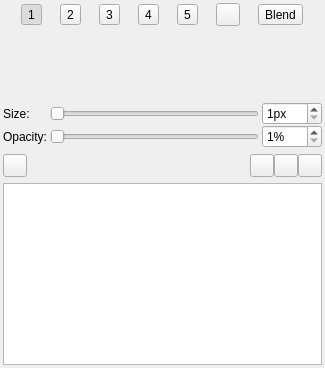
Before: the Qt Designer form src/desktop/ui/brushdock.ui in drawpile/Drawpile, drawn with Qt 5.
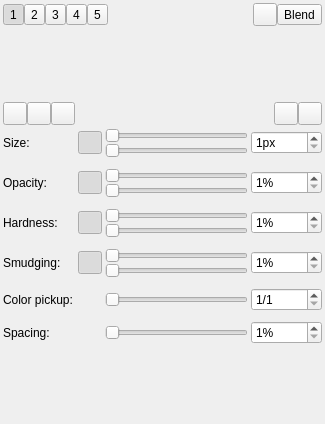
After: the same form once the commit is applied. Icons and pictures are not drawn. Custom widgets are drawn as their Qt base class.

```diff
--- a/src/desktop/ui/brushdock.ui
+++ b/src/desktop/ui/brushdock.ui
@@ -7,10 +7,13 @@
     <x>0</x>
     <y>0</y>
     <width>325</width>
-    <height>368</height>
+    <height>424</height>
    </rect>
   </property>
   <layout class="QVBoxLayout" name="verticalLayout">
+   <property name="spacing">
+    <number>3</number>
+   </property>
    <property name="leftMargin">
     <number>3</number>
    </property>
@@ -24,92 +27,126 @@
     <number>3</number>
    </property>
    <item>
-    <layout class="QHBoxLayout" name="horizontalLayout">
+    <layout class="QHBoxLayout" name="horizontalLayout_3">
      <property name="spacing">
       <number>0</number>
      </property>
      <item>
-      <widget class="GroupedToolButton" name="slot1">
-       <property name="text">
-        <string notr="true">1</string>
-       </property>
-       <property name="checkable">
-        <bool>true</bool>
-       </property>
-       <property name="checked">
-        <bool>true</bool>
-       </property>
-       <property name="autoExclusive">
-        <bool>true</bool>
-       </property>
-       <property name="groupPosition">
-        <enum>GroupedToolButton::GroupLeft</enum>
-       </property>
+      <widget class="QWidget" name="brushSlotContainer" native="true">
+       <layout class="QHBoxLayout" name="horizontalLayout">
+        <property name="spacing">
+         <number>0</number>
+        </property>
+        <property name="leftMargin">
+         <number>0</number>
+        </property>
+        <property name="topMargin">
+         <number>0</number>
+        </property>
+        <property name="rightMargin">
+         <number>0</number>
+        </property>
+        <property name="bottomMargin">
+         <number>0</number>
+        </property>
+        <item>
+         <widget class="GroupedToolButton" name="slot1">
+          <property name="text">
+           <string notr="true">1</string>
+          </property>
+          <property name="checkable">
+           <bool>true</bool>
+          </property>
+          <property name="checked">
+           <bool>true</bool>
+          </property>
+          <property name="autoExclusive">
+           <bool>true</bool>
+          </property>
+          <property name="groupPosition">
+           <enum>GroupedToolButton::GroupLeft</enum>
+          </property>
+         </widget>
+        </item>
+        <item>
+         <widget class="GroupedToolButton" name="slot2">
+          <property name="text">
+           <string notr="true">2</string>
+          </property>
+          <property name="checkable">
+           <bool>true</bool>
+          </property>
+          <property name="autoExclusive">
+           <bool>true</bool>
+          </property>
+          <property name="groupPosition">
+           <enum>GroupedToolButton::GroupCenter</enum>
+          </property>
+         </widget>
+        </item>
+        <item>
+         <widget class="GroupedToolButton" name="slot3">
+          <property name="text">
+           <string notr="true">3</string>
+          </property>
+          <property name="checkable">
+           <bool>true</bool>
+          </property>
+          <property name="autoExclusive">
+           <bool>true</bool>
+          </property>
+          <property name="groupPosition">
+           <enum>GroupedToolButton::GroupCenter</enum>
+          </property>
+         </widget>
+        </item>
+        <item>
+         <widget class="GroupedToolButton" name="slot4">
+          <property name="text">
+           <string notr="true">4</string>
+          </property>
+          <property name="checkable">
+           <bool>true</bool>
+          </property>
+          <property name="autoExclusive">
+           <bool>true</bool>
+          </property>
+          <property name="groupPosition">
+           <enum>GroupedToolButton::GroupCenter</enum>
+          </property>
+         </widget>
+        </item>
+        <item>
+         <widget class="GroupedToolButton" name="slot5">
+          <property name="text">
+           <string notr="true">5</string>
+          </property>
+          <property name="checkable">
+           <bool>true</bool>
+          </property>
+          <property name="autoExclusive">
+           <bool>true</bool>
+          </property>
+          <property name="groupPosition">
+           <enum>GroupedToolButton::GroupRight</enum>
+          </property>
+         </widget>
+        </item>
+       </layout>
       </widget>
      </item>
      <item>
-      <widget class="GroupedToolButton" name="slot2">
-       <property name="text">
-        <string notr="true">2</string>
+      <spacer name="horizontalSpacer">
+       <property name="orientation">
+        <enum>Qt::Horizontal</enum>
        </property>
-       <property name="checkable">
-        <bool>true</bool>
+       <property name="sizeHint" stdset="0">
+        <size>
+         <width>5</width>
+         <height>20</height>
+        </size>
        </property>
-       <property name="autoExclusive">
-        <bool>true</bool>
-       </property>
-       <property name="groupPosition">
-        <enum>GroupedToolButton::GroupCenter</enum>
-       </property>
-      </widget>
-     </item>
-     <item>
-      <widget class="GroupedToolButton" name="slot3">
-       <property name="text">
-        <string notr="true">3</string>
-       </property>
-       <property name="checkable">
-        <bool>true</bool>
-       </property>
-       <property name="autoExclusive">
-        <bool>true</bool>
-       </property>
-       <property name="groupPosition">
-        <enum>GroupedToolButton::GroupCenter</enum>
-       </property>
-      </widget>
-     </item>
-     <item>
-      <widget class="GroupedToolButton" name="slot4">
-       <property name="text">
-        <string notr="true">4</string>
-       </property>
-       <property name="checkable">
-        <bool>true</bool>
-       </property>
-       <property name="autoExclusive">
-        <bool>true</bool>
-       </property>
-       <property name="groupPosition">
-        <enum>GroupedToolButton::GroupCenter</enum>
-       </property>
-      </widget>
-     </item>
-     <item>
-      <widget class="GroupedToolButton" name="slot5">
-       <property name="text">
-        <string notr="true">5</string>
-       </property>
-       <property name="checkable">
-        <bool>true</bool>
-       </property>
-       <property name="autoExclusive">
-        <bool>true</bool>
-       </property>
-       <property name="groupPosition">
-        <enum>GroupedToolButton::GroupRight</enum>
-       </property>
-      </widget>
+      </spacer>
      </item>
      <item>
       <widget class="GroupedToolButton" name="erasermode">
@@ -149,7 +186,7 @@
    <item>
     <widget class="BrushPreview" name="preview">
      <property name="sizePolicy">
-      <sizepolicy hsizetype="Expanding" vsizetype="Expanding">
+      <sizepolicy hsizetype="Expanding" vsizetype="Fixed">
        <horstretch>0</horstretch>
        <verstretch>0</verstretch>
       </sizepolicy>
@@ -157,7 +194,7 @@
      <property name="minimumSize">
       <size>
        <width>0</width>
-       <height>64</height>
+       <height>70</height>
       </size>
      </property>
      <property name="maximumSize">
@@ -169,22 +206,269 @@
     </widget>
    </item>
    <item>
-    <layout class="QGridLayout" name="gridLayout">
-     <property name="horizontalSpacing">
-      <number>3</number>
-     </property>
+    <layout class="QHBoxLayout" name="horizontalLayout_5">
+     <item>
+      <widget class="QWidget" name="brushTypeContainer" native="true">
+       <layout class="QHBoxLayout" name="horizontalLayout_2">
+        <property name="spacing">
+         <number>0</number>
+        </property>
+        <property name="leftMargin">
+         <number>0</number>
+        </property>
+        <property name="topMargin">
+         <number>0</number>
+        </property>
+        <property name="rightMargin">
+         <number>0</number>
+        </property>
+        <property name="bottomMargin">
+         <number>0</number>
+        </property>
+        <item>
+         <widget class="GroupedToolButton" name="hardedgeMode">
+          <property name="toolTip">
+           <string>Hard edged brush</string>
+          </property>
+          <property name="icon">
+           <iconset theme="draw-freehand">
+            <normaloff>theme:draw-freehand.svg</normaloff>theme:draw-freehand.svg</iconset>
+          </property>
+          <property name="checkable">
+           <bool>true</bool>
+          </property>
+          <property name="autoExclusive">
+           <bool>true</bool>
+          </property>
+          <property name="groupPosition">
+           <enum>GroupedToolButton::GroupLeft</enum>
+          </property>
+         </widget>
+        </item>
+        <item>
+         <widget class="GroupedToolButton" name="softedgeMode">
+          <property name="toolTip">
+           <string>Soft brush</string>
+          </property>
+          <property name="icon">
+           <iconset theme="draw-brush">
+            <normaloff>theme:draw-brush.svg</normaloff>theme:draw-brush.svg</iconset>
+          </property>
+          <property name="checkable">
+           <bool>true</bool>
+          </property>
+          <property name="autoExclusive">
+           <bool>true</bool>
+          </property>
+          <property name="groupPosition">
+           <enum>GroupedToolButton::GroupCenter</enum>
+          </property>
+         </widget>
+        </item>
+        <item>
+         <widget class="GroupedToolButton" name="watercolorMode">
+          <property name="toolTip">
+           <string>Watercolor</string>
+          </property>
+          <property name="icon">
+           <iconset theme="draw-watercolor">
+            <normaloff>theme:draw-watercolor.svg</normaloff>theme:draw-watercolor.svg</iconset>
+          </property>
+          <property name="checkable">
+           <bool>true</bool>
+          </property>
+          <property name="autoExclusive">
+           <bool>true</bool>
+          </property>
+          <property name="groupPosition">
+           <enum>GroupedToolButton::GroupRight</enum>
+          </property>
+         </widget>
+        </item>
+       </layout>
+      </widget>
+     </item>
+     <item>
+      <widget class="QWidget" name="modeContainer" native="true">
+       <layout class="QHBoxLayout" name="horizontalLayout_4">
+        <property name="spacing">
+         <number>0</number>
+        </property>
+        <property name="leftMargin">
+         <number>0</number>
+        </property>
+        <property name="topMargin">
+         <number>0</number>
+        </property>
+        <property name="rightMargin">
+         <number>0</number>
+        </property>
+        <property name="bottomMargin">
+         <number>0</number>
+        </property>
+        <item>
+         <spacer name="horizontalSpacer_2">
+          <property name="orientation">
+           <enum>Qt::Horizontal</enum>
+          </property>
+          <property name="sizeHint" stdset="0">
+           <size>
+            <width>40</width>
+            <height>20</height>
+           </size>
+          </property>
+         </spacer>
+        </item>
+        <item>
+         <widget class="GroupedToolButton" name="modeIncremental">
+          <property name="toolTip">
+           <string>Direct drawing mode</string>
+          </property>
+          <property name="icon">
+           <iconset>
+            <normaloff>builtin:paintmode-incremental.svg</normaloff>builtin:paintmode-incremental.svg</iconset>
+          </property>
+          <property name="checkable">
+           <bool>true</bool>
+          </property>
+          <property name="autoExclusive">
+           <bool>true</bool>
+          </property>
+          <property name="groupPosition">
+           <enum>GroupedToolButton::GroupLeft</enum>
+          </property>
+         </widget>
+        </item>
+        <item>
+         <widget class="GroupedToolButton" name="modeIndirect">
+          <property name="toolTip">
+           <string>Indirect drawing mode</string>
+          </property>
+          <property name="icon">
+           <iconset>
+            <normaloff>builtin:paintmode-indirect.svg</normaloff>builtin:paintmode-indirect.svg</iconset>
+          </property>
+          <property name="checkable">
+           <bool>true</bool>
+          </property>
+          <property name="autoExclusive">
+           <bool>true</bool>
+          </property>
+          <property name="groupPosition">
+           <enum>GroupedToolButton::GroupRight</enum>
+          </property>
+         </widget>
+        </item>
+       </layout>
+      </widget>
+     </item>
+    </layout>
+   </item>
+   <item>
+    <layout class="QGridLayout" name="gridLayout" columnstretch="0,0,0,0,0">
      <property name="verticalSpacing">
       <number>0</number>
      </property>
-     <item row="0" column="0">
+     <item row="12" column="4">
+      <widget class="QSpinBox" name="colorpickupBox">
+       <property name="prefix">
+        <string>1/</string>
+       </property>
+       <property name="minimum">
+        <number>1</number>
+       </property>
+       <property name="maximum">
+        <number>32</number>
+       </property>
+      </widget>
+     </item>
+     <item row="6" column="4" rowspan="2">
+      <widget class="QSpinBox" name="hardnessBox">
+       <property name="suffix">
+        <string notr="true">%</string>
+       </property>
+       <property name="minimum">
+        <number>1</number>
+       </property>
+       <property name="maximum">
+        <number>100</number>
+       </property>
+      </widget>
+     </item>
+     <item row="12" column="0">
+      <widget class="QLabel" name="colorpickupLabel">
+       <property name="text">
+        <string>Color pickup:</string>
+       </property>
+      </widget>
+     </item>
+     <item row="3" column="2" colspan="2">
+      <widget class="QSlider" name="brushopacity0">
+       <property name="minimum">
+        <number>1</number>
+       </property>
+       <property name="maximum">
+        <number>100</number>
+       </property>
+       <property name="orientation">
+        <enum>Qt::Horizontal</enum>
+       </property>
+      </widget>
+     </item>
+     <item row="7" column="2" colspan="2">
+      <widget class="QSlider" name="brushhardness">
+       <property name="minimum">
+        <number>1</number>
+       </property>
+       <property name="maximum">
+        <number>100</number>
+       </property>
+       <property name="orientation">
+        <enum>Qt::Horizontal</enum>
+       </property>
+      </widget>
+     </item>
+     <item row="13" column="0" colspan="5">
+      <spacer name="verticalSpacer_6">
+       <property name="orientation">
+        <enum>Qt::Vertical</enum>
+       </property>
+       <property name="sizeType">
+        <enum>QSizePolicy::Fixed</enum>
+       </property>
+       <property name="sizeHint" stdset="0">
+        <size>
+         <width>20</width>
+         <height>10</height>
+        </size>
+       </property>
+      </spacer>
+     </item>
+     <item row="0" column="0" rowspan="2">
       <widget class="QLabel" name="label">
        <property name="text">
         <string>Size:</string>
        </property>
       </widget>
      </item>
-     <item row="1" column="1">
-      <widget class="QSlider" name="brushopacity">
+     <item row="5" column="0" colspan="5">
+      <spacer name="hardnessSeparator">
+       <property name="orientation">
+        <enum>Qt::Vertical</enum>
+       </property>
+       <property name="sizeType">
+        <enum>QSizePolicy::Fixed</enum>
+       </property>
+       <property name="sizeHint" stdset="0">
+        <size>
+         <width>20</width>
+         <height>10</height>
+        </size>
+       </property>
+      </spacer>
+     </item>
+     <item row="6" column="2" colspan="2">
+      <widget class="QSlider" name="brushhardness0">
        <property name="minimum">
         <number>1</number>
        </property>
@@ -196,7 +480,43 @@
        </property>
       </widget>
      </item>
-     <item row="0" column="1">
+     <item row="9" column="1" rowspan="2">
+      <widget class="QToolButton" name="smudgingPressure">
+       <property name="toolTip">
+        <string>Pressure sensitivity</string>
+       </property>
+       <property name="icon">
+        <iconset theme="input-tablet">
+         <normaloff>theme:input-tablet.svg</normaloff>theme:input-tablet.svg</iconset>
+       </property>
+       <property name="checkable">
+        <bool>true</bool>
+       </property>
+       <property name="checked">
+        <bool>true</bool>
+       </property>
+       <property name="autoRaise">
+        <bool>true</bool>
+       </property>
+      </widget>
+     </item>
+     <item row="2" column="0" colspan="5">
+      <spacer name="verticalSpacer">
+       <property name="orientation">
+        <enum>Qt::Vertical</enum>
+       </property>
+       <property name="sizeType">
+        <enum>QSizePolicy::Fixed</enum>
+       </property>
+       <property name="sizeHint" stdset="0">
+        <size>
+         <width>20</width>
+         <height>10</height>
+        </size>
+       </property>
+      </spacer>
+     </item>
+     <item row="1" column="2" colspan="2">
       <widget class="QSlider" name="brushsize">
        <property name="minimum">
         <number>1</number>
@@ -209,21 +529,8 @@
        </property>
       </widget>
      </item>
-     <item row="0" column="2">
-      <widget class="QSpinBox" name="spinBox">
-       <property name="suffix">
-        <string>px</string>
-       </property>
-       <property name="minimum">
-        <number>1</number>
-       </property>
-       <property name="maximum">
-        <number>128</number>
-       </property>
-      </widget>
-     </item>
-     <item row="1" column="2">
-      <widget class="QSpinBox" name="spinBox_2">
+     <item row="14" column="4">
+      <widget class="QSpinBox" name="spinBox_4">
        <property name="suffix">
         <string notr="true">%</string>
        </property>
@@ -231,26 +538,26 @@
         <number>1</number>
        </property>
        <property name="maximum">
-        <number>100</number>
+        <number>50</number>
        </property>
       </widget>
      </item>
-     <item row="1" column="0">
+     <item row="3" column="0" rowspan="2">
       <widget class="QLabel" name="label_2">
        <property name="text">
         <string>Opacity:</string>
        </property>
       </widget>
      </item>
-    </layout>
-   </item>
-   <item>
-    <layout class="QHBoxLayout" name="horizontalLayout_2">
-     <property name="spacing">
-      <number>0</number>
-     </property>
-     <item>
-      <widget class="GroupedToolButton" name="brushsettings">
+     <item row="6" column="0" rowspan="2">
+      <widget class="QLabel" name="hardnessLabel">
+       <property name="text">
+        <string>Hardness:</string>
+       </property>
+      </widget>
+     </item>
+     <item row="0" column="1" rowspan="2">
+      <widget class="QToolButton" name="sizePressure">
        <property name="toolTip">
         <string>Brush settings</string>
        </property>
@@ -258,51 +565,189 @@
         <iconset theme="configure-shortcuts">
          <normaloff>theme:configure-shortcuts.svg</normaloff>theme:configure-shortcuts.svg</iconset>
        </property>
+       <property name="checkable">
+        <bool>true</bool>
+       </property>
+       <property name="checked">
+        <bool>true</bool>
+       </property>
+       <property name="autoRaise">
+        <bool>true</bool>
+       </property>
       </widget>
      </item>
-     <item>
-      <spacer name="horizontalSpacer">
+     <item row="3" column="1" rowspan="2">
+      <widget class="QToolButton" name="opacityPressure">
+       <property name="toolTip">
+        <string>Pressure sensitivity</string>
+       </property>
+       <property name="icon">
+        <iconset theme="input-tablet">
+         <normaloff>theme:input-tablet.svg</normaloff>theme:input-tablet.svg</iconset>
+       </property>
+       <property name="checkable">
+        <bool>true</bool>
+       </property>
+       <property name="checked">
+        <bool>true</bool>
+       </property>
+       <property name="autoRaise">
+        <bool>true</bool>
+       </property>
+      </widget>
+     </item>
+     <item row="8" column="0" colspan="5">
+      <spacer name="smudgingSeparator">
        <property name="orientation">
+        <enum>Qt::Vertical</enum>
+       </property>
+       <property name="sizeType">
+        <enum>QSizePolicy::Fixed</enum>
+       </property>
+       <property name="sizeHint" stdset="0">
+        <size>
+         <width>20</width>
+         <height>10</height>
+        </size>
+       </property>
+      </spacer>
+     </item>
+     <item row="3" column="4" rowspan="2">
+      <widget class="QSpinBox" name="spinBox_2">
+       <property name="suffix">
+        <string notr="true">%</string>
+       </property>
+       <property name="minimum">
+        <number>1</number>
+       </property>
+       <property name="maximum">
+        <number>100</number>
+       </property>
+      </widget>
+     </item>
+     <item row="14" column="2" colspan="2">
+      <widget class="QSlider" name="brushspacing">
+       <property name="minimum">
+        <number>1</number>
+       </property>
+       <property name="maximum">
+        <number>50</number>
+       </property>
+       <property name="orientation">
         <enum>Qt::Horizontal</enum>
        </property>
+      </widget>
+     </item>
+     <item row="9" column="0" rowspan="2">
+      <widget class="QLabel" name="smudgingLabel">
+       <property name="text">
+        <string>Smudging:</string>
+       </property>
+      </widget>
+     </item>
+     <item row="9" column="2" colspan="2">
+      <widget class="QSlider" name="brushsmudging0">
+       <property name="minimum">
+        <number>1</number>
+       </property>
+       <property name="maximum">
+        <number>100</number>
+       </property>
+       <property name="orientation">
+        <enum>Qt::Horizontal</enum>
+       </property>
+      </widget>
+     </item>
+     <item row="11" column="0" colspan="5">
+      <spacer name="colorpickupSeparator">
+       <property name="orientation">
+        <enum>Qt::Vertical</enum>
+       </property>
+       <property name="sizeType">
+        <enum>QSizePolicy::Fixed</enum>
+       </property>
        <property name="sizeHint" stdset="0">
         <size>
-         <width>40</width>
-         <height>20</height>
+         <width>20</width>
+         <height>10</height>
         </size>
        </property>
       </spacer>
      </item>
-     <item>
-      <widget class="GroupedToolButton" name="presetAdd">
-       <property name="toolTip">
-        <string>Add a new brush preset</string>
+     <item row="9" column="4" rowspan="2">
+      <widget class="QSpinBox" name="smudgingBox">
+       <property name="suffix">
+        <string notr="true">%</string>
        </property>
-       <property name="icon">
-        <iconset theme="list-add">
-         <normaloff>theme:list-add.svg</normaloff>theme:list-add.svg</iconset>
+       <property name="minimum">
+        <number>1</number>
        </property>
-       <property name="groupPosition">
-        <enum>GroupedToolButton::GroupLeft</enum>
+       <property name="maximum">
+        <number>100</number>
        </property>
       </widget>
      </item>
-     <item>
-      <widget class="GroupedToolButton" name="presetSave">
-       <property name="toolTip">
-        <string>Overwrite selected preset</string>
+     <item row="0" column="2" colspan="2">
+      <widget class="QSlider" name="brushsize0">
+       <property name="minimum">
+        <number>1</number>
        </property>
-       <property name="icon">
-        <iconset theme="document-save">
-         <normaloff>theme:document-save.svg</normaloff>theme:document-save.svg</iconset>
+       <property name="maximum">
+        <number>128</number>
        </property>
-       <property name="groupPosition">
-        <enum>GroupedToolButton::GroupCenter</enum>
+       <property name="orientation">
+        <enum>Qt::Horizontal</enum>
        </property>
       </widget>
      </item>
-     <item>
-      <widget class="GroupedToolButton" name="presetDelete">
+     <item row="0" column="4" rowspan="2">
+      <widget class="QSpinBox" name="spinBox">
+       <property name="suffix">
+        <string>px</string>
+       </property>
+       <property name="minimum">
+        <number>1</number>
+       </property>
+       <property name="maximum">
+        <number>128</number>
+       </property>
+      </widget>
+     </item>
+     <item row="10" column="2" colspan="2">
+      <widget class="QSlider" name="brushsmudging">
+       <property name="minimum">
+        <number>1</number>
+       </property>
+       <property name="maximum">
+        <number>100</number>
+       </property>
+       <property name="orientation">
+        <enum>Qt::Horizontal</enum>
+       </property>
+      </widget>
+     </item>
+     <item row="12" column="2" colspan="2">
+      <widget class="QSlider" name="colorpickup">
+       <property name="minimum">
+        <number>1</number>
+       </property>
+       <property name="maximum">
+        <number>32</number>
+       </property>
+       <property name="orientation">
+        <enum>Qt::Horizontal</enum>
+       </property>
+      </widget>
+     </item>
+     <item row="14" column="0">
+      <widget class="QLabel" name="label_4">
+       <property name="text">
+        <string>Spacing:</string>
+       </property>
+      </widget>
+     </item>
+     <item row="6" column="1" rowspan="2">
+      <widget class="QToolButton" name="hardnessPressure">
        <property name="toolTip">
         <string>Delete selected preset</string>
        </property>
@@ -310,31 +755,44 @@
         <iconset theme="edit-delete">
          <normaloff>theme:edit-delete.svg</normaloff>theme:edit-delete.svg</iconset>
        </property>
-       <property name="groupPosition">
-        <enum>GroupedToolButton::GroupRight</enum>
+       <property name="checkable">
+        <bool>true</bool>
        </property>
+       <property name="checked">
+        <bool>true</bool>
+       </property>
+       <property name="autoRaise">
+        <bool>true</bool>
+       </property>
       </widget>
      </item>
+     <item row="4" column="2" colspan="2">
+      <widget class="QSlider" name="brushopacity">
+       <property name="minimum">
+        <number>1</number>
+       </property>
+       <property name="maximum">
+        <number>100</number>
+       </property>
+       <property name="orientation">
+        <enum>Qt::Horizontal</enum>
+       </property>
+      </widget>
+     </item>
     </layout>
    </item>
    <item>
-    <widget class="QListView" name="brushPaletteView">
-     <property name="flow">
-      <enum>QListView::LeftToRight</enum>
+    <spacer name="verticalSpacer_2">
+     <property name="orientation">
+      <enum>Qt::Vertical</enum>
      </property>
-     <property name="isWrapping" stdset="0">
-      <bool>true</bool>
+     <property name="sizeHint" stdset="0">
+      <size>
+       <width>20</width>
+       <height>0</height>
+      </size>
      </property>
-     <property name="resizeMode">
-      <enum>QListView::Adjust</enum>
-     </property>
-     <property name="viewMode">
-      <enum>QListView::ListMode</enum>
-     </property>
-     <property name="uniformItemSizes">
-      <bool>true</bool>
-     </property>
-    </widget>
+    </spacer>
    </item>
   </layout>
  </widget>
```
Left out of the diff: 240 changed lines with no effect on the pictures.
